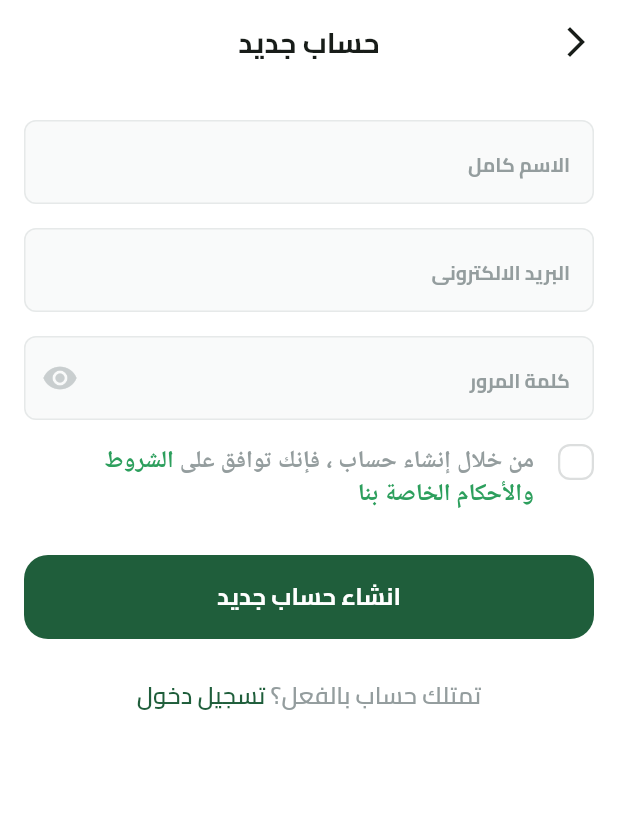
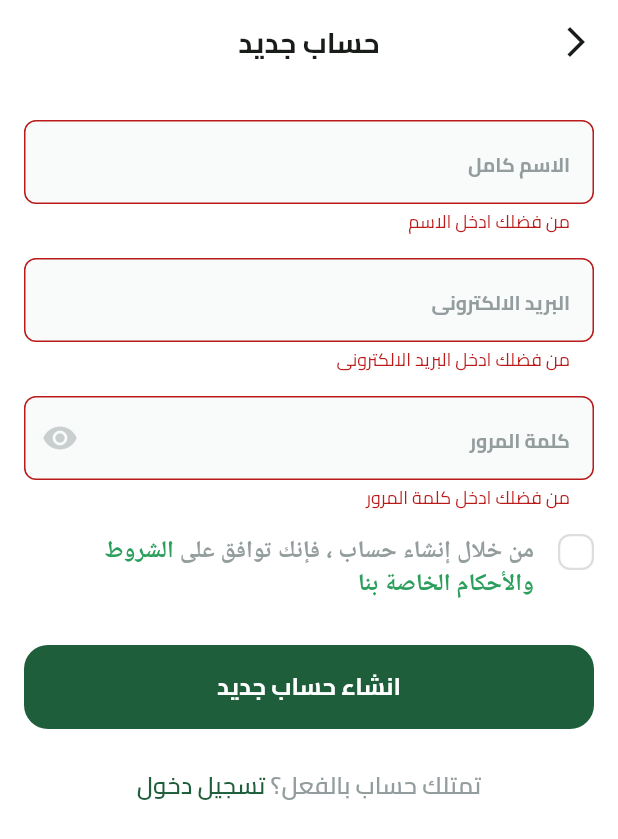
Before and after one commit to habibazaiin/Fruits-Hub, a Flutter app: the SignUpView screen opened by its route, after a tap on "انشاء حساب جديد", on a phone screen of 412 x 824 dp. Shown: the top 839 px of the screen. Run offline on Flutter 3.47's test engine with Material 3 defaults, Android fonts, the phone set to English and light mode, and no system bars; drawn by our look-alikes of modal_progress_hud_nsn; our stand-ins replace bloc, dartz, dots_indicator, firebase_auth, firebase_core, flutter_bloc and 2 more; missing offline and left inert: svg_flutter; accounts and stored records are empty.

Commit message:
trigger create an account cubit and add custom snackbar

```diff
--- a/lib/core/services/firebase_service_auth.dart
+++ b/lib/core/services/firebase_service_auth.dart
@@ -1,5 +1,4 @@
 import 'package:firebase_auth/firebase_auth.dart';
-import 'package:flutter/material.dart';
 import 'package:fruits_hub/core/errors/exception.dart';
 
 class FirebaseServiceAuth {
@@ -14,14 +13,14 @@ class FirebaseServiceAuth {
       return credential.user!;
     } on FirebaseAuthException catch (e) {
       if (e.code == 'weak-password') {
-        throw CustomException('The password provided is too weak.');
+        throw CustomException('كلمة المرور المُدخلة ضعيفة جدًا.');
       } else if (e.code == 'email-already-in-use') {
-        throw CustomException('The account already exists for that email.');
+        throw CustomException('هذا الحساب موجود بالفعل لهذا الإيميل.');
       } else {
-        throw CustomException(e.message ?? 'An unknown error occurred.');
+        throw CustomException('حدث خطأ غير معروف من Firebase.');
       }
     } catch (e) {
-      throw CustomException('An unknown error occurred.');
+      throw CustomException('حدث خطأ غير متوقع، يرجى المحاولة مرة أخرى.');
     }
   }
 }
--- a/lib/core/widgets/custom_text_form_field.dart
+++ b/lib/core/widgets/custom_text_form_field.dart
@@ -6,14 +6,20 @@ class CustomTextFormField extends StatelessWidget {
       {super.key,
       required this.hintText,
       this.suffixIcon,
-      required this.keyboardType});
+      required this.keyboardType,
+      this.onSaved,
+      this.validator});
   final String hintText;
   final Widget? suffixIcon;
   final TextInputType keyboardType;
+  final void Function(String?)? onSaved;
+  final String? Function(String?)? validator;
 
   @override
   Widget build(BuildContext context) {
     return TextFormField(
+      onSaved: onSaved,
+      validator: validator,
       keyboardType: keyboardType,
       decoration: InputDecoration(
           border: buildOutlineInputBorder(),
--- a/lib/features/auth/data/repos/auth_repo_impl.dart
+++ b/lib/features/auth/data/repos/auth_repo_impl.dart
@@ -23,7 +23,7 @@ class AuthRepoImpl extends AuthRepo {
     } on CustomException catch (e) {
       return Left(ServerFailure(e.message));
     } catch (e) {
-      return Left(ServerFailure('An unknown error occurred.'));
+      return Left(ServerFailure('حدث خطأ غير متوقع، يرجى المحاولة مرة أخرى.'));
     }
   }
 }
--- a/lib/features/auth/presentation/views/sign_up_view.dart
+++ b/lib/features/auth/presentation/views/sign_up_view.dart
@@ -5,6 +5,7 @@ import 'package:fruits_hub/features/auth/domain/repos/auth_repo.dart';
 import 'package:fruits_hub/features/auth/presentation/manager/create_an_account_cubit/create_an_account_cubit.dart';
 import 'package:fruits_hub/features/auth/presentation/views/widgets/sign_up_view_body.dart';
 import 'package:flutter_bloc/flutter_bloc.dart';
+import 'package:fruits_hub/features/auth/presentation/views/widgets/sign_up_view_body_bloc_consumer.dart';
 
 class SignUpView extends StatelessWidget {
   const SignUpView({super.key});
@@ -16,7 +17,7 @@ class SignUpView extends StatelessWidget {
       create: (context) => CreateAnAccountCubit(authRepo: getIt<AuthRepo>()),
       child: Scaffold(
         appBar: customAppBar(context, 'حساب جديد'),
-        body: const SignUpViewBody(),
+        body: const SignUpViewBodyBlocConsumer(),
       ),
     );
   }
--- a/lib/features/auth/presentation/views/widgets/sign_up_view_body.dart
+++ b/lib/features/auth/presentation/views/widgets/sign_up_view_body.dart
@@ -1,51 +1,108 @@
 import 'package:flutter/material.dart';
+import 'package:flutter_bloc/flutter_bloc.dart';
 import 'package:fruits_hub/core/widgets/custom_button.dart';
 import 'package:fruits_hub/core/widgets/custom_text_form_field.dart';
+import 'package:fruits_hub/features/auth/presentation/manager/create_an_account_cubit/create_an_account_cubit.dart';
 import 'package:fruits_hub/features/auth/presentation/views/widgets/have_an_account_widget.dart';
 import 'package:fruits_hub/features/auth/presentation/views/widgets/terms_and_conditions_widget.dart';
 
-class SignUpViewBody extends StatelessWidget {
+class SignUpViewBody extends StatefulWidget {
   const SignUpViewBody({super.key});
+
+  @override
+  State<SignUpViewBody> createState() => _SignUpViewBodyState();
+}
+
+class _SignUpViewBodyState extends State<SignUpViewBody> {
+  final GlobalKey<FormState> formKey = GlobalKey<FormState>();
+  AutovalidateMode autovalidateMode = AutovalidateMode.disabled;
+  late String name, email, password;
 
   @override
   Widget build(BuildContext context) {
     return SingleChildScrollView(
       child: Padding(
         padding: const EdgeInsets.symmetric(horizontal: 16.0),
+        child: Form(
+          key: formKey,
+          autovalidateMode: autovalidateMode,
           child: Column(
             children: [
-            const SizedBox(
-              height: 24,
+              const SizedBox(height: 24),
+              CustomTextFormField(
+                hintText: 'الاسم كامل',
+                keyboardType: TextInputType.name,
+                onSaved: (value) {
+                  name = value!;
+                },
+                validator: (value) {
+                  if (value == null || value.isEmpty) {
+                    return 'من فضلك ادخل الاسم';
+                  }
+                  if (value.length < 3) {
+                    return 'الاسم يجب ان يكون 3 احرف على الاقل';
+                  }
+                  return null;
+                },
               ),
-            const CustomTextFormField(
-                hintText: 'الاسم كامل', keyboardType: TextInputType.name),
-            const SizedBox(
-              height: 16,
+              const SizedBox(height: 16),
+              CustomTextFormField(
+                hintText: 'البريد الالكترونى',
+                keyboardType: TextInputType.emailAddress,
+                onSaved: (value) {
+                  email = value!;
+                },
+                validator: (value) {
+                  if (value == null || value.isEmpty) {
+                    return 'من فضلك ادخل البريد الالكترونى';
+                  }
+                  if (!RegExp(r'^[\w-\.]+@([\w-]+\.)+[\w-]{2,4}$')
+                      .hasMatch(value)) {
+                    return 'من فضلك ادخل بريد الكترونى صحيح';
+                  }
+                  return null;
+                },
               ),
-            const CustomTextFormField(
-                hintText: 'البريد الالكترونى',
-                keyboardType: TextInputType.emailAddress),
-            const SizedBox(
-              height: 16,
-            ),
-            const CustomTextFormField(
+              const SizedBox(height: 16),
+              CustomTextFormField(
                 hintText: 'كلمة المرور',
                 keyboardType: TextInputType.visiblePassword,
-              suffixIcon: Icon(Icons.remove_red_eye, color: Color(0XFFC9CECF)),
+                suffixIcon:
+                    const Icon(Icons.remove_red_eye, color: Color(0XFFC9CECF)),
+                onSaved: (value) {
+                  password = value!;
+                },
+                validator: (value) {
+                  if (value == null || value.isEmpty) {
+                    return 'من فضلك ادخل كلمة المرور';
+                  }
+                  if (value.length < 6) {
+                    return 'كلمة المرور يجب ان تكون 6 احرف على الاقل';
+                  }
+                  return null;
+                },
               ),
-            const SizedBox(
-              height: 16,
+              const SizedBox(height: 16),
+              const TermsAndConditionsWidget(),
+              const SizedBox(height: 30),
+              CustomButton(
+                onPressed: () {
+                  if (formKey.currentState!.validate()) {
+                    formKey.currentState!.save();
+                    context.read<CreateAnAccountCubit>().createAccount(
+                        name: name, email: email, password: password);
+                  } else {
+                    setState(() {
+                      autovalidateMode = AutovalidateMode.always;
+                    });
+                  }
+                },
+                text: 'انشاء حساب جديد',
               ),
-            const TermsAndConditionsWidget(),
-            const SizedBox(
-              height: 30,
-            ),
-            CustomButton(onPressed: () {}, text: 'انشاء حساب جديد'),
-            const SizedBox(
-              height: 26,
-            ),
+              const SizedBox(height: 26),
               const HaveAnAccountWidget()
             ],
+          ),
         ),
       ),
     );
--- /dev/null
+++ b/lib/features/auth/presentation/views/widgets/sign_up_view_body_bloc_consumer.dart
@@ -0,0 +1,39 @@
+import 'package:flutter/material.dart';
+import 'package:flutter_bloc/flutter_bloc.dart';
+import 'package:fruits_hub/core/widgets/custom_loading_indicator.dart';
+import 'package:fruits_hub/core/widgets/custom_snack_bar.dart';
+import 'package:fruits_hub/features/auth/presentation/manager/create_an_account_cubit/create_an_account_cubit.dart';
+import 'package:fruits_hub/features/auth/presentation/views/widgets/sign_up_view_body.dart';
+import 'package:modal_progress_hud_nsn/modal_progress_hud_nsn.dart';
+
+class SignUpViewBodyBlocConsumer extends StatelessWidget {
+  const SignUpViewBodyBlocConsumer({
+    super.key,
+  });
+
+  @override
+  Widget build(BuildContext context) {
+    return BlocConsumer<CreateAnAccountCubit, CreateAnAccountState>(
+      listener: (context, state) {
+        if (state is CreateAnAccountSuccess) {
+          CustomSnackBar.showError(
+
+            context,
+            'تم انشاء الحساب بنجاح',
+          );
+        }
+        if (state is CreateAnAccountFailure) {
+          CustomSnackBar.showError(
+            context,
+            state.errorMessage,
+          );
+        }
+      },
+      builder: (context, state) {
+        return ModalProgressHUD(
+            inAsyncCall: state is CreateAnAccountLoading ? true : false,
+            child: const SignUpViewBody());
+      },
+    );
+  }
+}
--- a/lib/main.dart
+++ b/lib/main.dart
@@ -1,5 +1,6 @@
 import 'package:flutter/material.dart';
 import 'package:fruits_hub/core/helper_functions/on_generate_routes.dart';
+import 'package:fruits_hub/core/services/service_locator.dart';
 import 'package:fruits_hub/core/services/shared_preferences_singleton.dart';
 import 'package:fruits_hub/core/utils/app_color.dart';
 import 'package:fruits_hub/features/splash/presentation/views/splash_view.dart';
@@ -14,6 +15,7 @@ void main() async {
   await Firebase.initializeApp(
     options: DefaultFirebaseOptions.currentPlatform,
   );
+  setupServiceLocator();
   runApp(const FruitsHub());
 }
 
--- a/pubspec.yaml
+++ b/pubspec.yaml
@@ -22,6 +22,7 @@ dependencies:
   intl: ^0.20.2
   shared_preferences: ^2.5.3
   svg_flutter: ^0.0.1
+  modal_progress_hud_nsn: ^0.5.0
 
 dev_dependencies:
   flutter_launcher_icons: ^0.13.1
```
Also changed, not shown: lib/core/widgets/custom_loading_indicator.dart (added, +10 -0 lines), lib/core/widgets/custom_snack_bar.dart (added, +171 -0 lines), lib/features/auth/presentation/manager/create_an_account_cubit/create_an_account_cubit.dart (line endings or trailing spaces), lib/features/auth/presentation/manager/create_an_account_cubit/create_an_account_state.dart (line endings or trailing spaces), pubspec.lock. Lines whose indentation alone changed are shown as unchanged.
